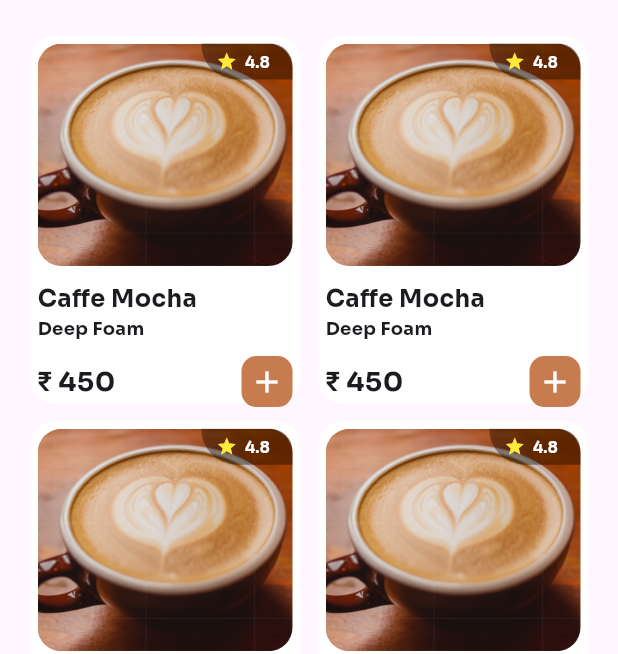
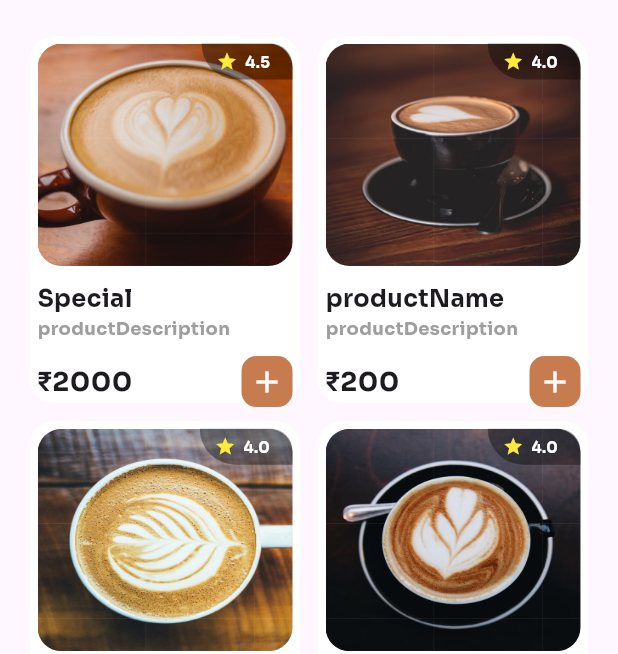
Before and after one commit to Vashusuthar13/CoffieApp, a Flutter app: the Dashboard screen opened by its route, on a phone screen of 412 x 824 dp, the part 582-1236 px from its top. Run offline on Flutter 3.47's test engine with Material 3 defaults, Android fonts, the phone set to English and light mode, and no system bars; drawn by our look-alikes of buttons_tabbar; our stand-ins replace flutter_svg, get, google_fonts.

Commit message:
add bottombar, and productModel

```diff
--- a/lib/common/product_card.dart
+++ b/lib/common/product_card.dart
@@ -1,15 +1,16 @@
+import 'package:coffie/model/product_model.dart';
 import 'package:coffie/utills/app_colors.dart';
 import 'package:flutter/material.dart';
-import 'package:flutter_svg/svg.dart';
+
+
 
 class ProductCard extends StatelessWidget {
-  const ProductCard({super.key});
+  final ProductModel model;
+  const ProductCard({super.key, required this.model});
 
   @override
   Widget build(BuildContext context) {
-
     final size = MediaQuery.of(context).size;
-
     return Container(
       width: size.width * 0.47,
       decoration: BoxDecoration(
@@ -27,7 +28,7 @@ class ProductCard extends StatelessWidget {
                   height: size.height * 0.18,
                   decoration: BoxDecoration(
                     borderRadius: BorderRadius.circular(16),
-                    image: DecorationImage(image: AssetImage('assets/images/coffee1.png'),fit: BoxFit.fill)
+                    image: DecorationImage(image: AssetImage(model.productImage),fit: BoxFit.fill)
                   ),
                 ),
 
@@ -45,23 +46,22 @@ class ProductCard extends StatelessWidget {
                         const SizedBox(width: 5,),
                         Icon(Icons.star,color: Colors.yellow,size: 14,),
                         const SizedBox(width: 5,),
-                        Text('4.8',style: TextStyle(color: Colors.white,fontSize: 10,fontWeight: FontWeight.bold),),
+                        Text(model.productRating.toString(),style: TextStyle(color: Colors.white,fontSize: 10,fontWeight: FontWeight.bold),),
                         const SizedBox(width: 10,),
                       ],
                     ),
                   ),
                 )
-
               ],
             ),
             const SizedBox(height: 10,),
-            Text('Caffe Mocha',style: TextStyle(fontSize: 16,fontWeight: FontWeight.bold),),
-            Text('Deep Foam',style: TextStyle(fontSize: 12,fontWeight: FontWeight.bold),),
+            Text(model.productName,style: TextStyle(fontSize: 16,fontWeight: FontWeight.bold),),
+            Text(model.productDescription,style: TextStyle(fontSize: 12,fontWeight: FontWeight.bold,color: Colors.grey),),
 
             const SizedBox(height: 10,),
             Row(
               children: [
-                Text('₹ 450',style: TextStyle(fontSize: 18,fontWeight: FontWeight.bold),),
+                Text('₹${model.productPrice}',style: TextStyle(fontSize: 18,fontWeight: FontWeight.bold),),
                 Spacer(),
                 Container(
                   decoration: BoxDecoration(
--- /dev/null
+++ b/lib/model/product_model.dart
@@ -0,0 +1,13 @@
+class ProductModel {
+
+  String productName;
+  int productPrice;
+  String productDescription;
+  String productImage;
+  double productRating;
+
+  ProductModel({ required this.productName, required this.productPrice, required this.productDescription,
+    required this.productImage, required this.productRating });
+
+
+}
--- a/lib/utills/app_routes.dart
+++ b/lib/utills/app_routes.dart
@@ -1,3 +1,4 @@
+import 'package:coffie/view/screens/bottom_bar/bottom_bar.dart';
 import 'package:coffie/view/screens/dashboard/dashboard.dart';
 import 'package:coffie/view/screens/dashboard/dashboard_binding.dart';
 import 'package:coffie/view/screens/landing/landing_binding.dart';
@@ -6,6 +7,7 @@ import 'package:get/get.dart';
 class AppRoutes {
   static const String landing = '/landing';
   static const String dashboard = '/dashboard';
+  static const String bottombar = '/bottombar';
 
   static final pages = [
     GetPage(
@@ -13,10 +15,21 @@ class AppRoutes {
       page: () => const LandingScreen(),
       binding: LandingBinding()
     ),
+
+
     GetPage(
       name: dashboard,
       page: () => const Dashboard(),
       binding: DashboardBinding()
     ),
+
+
+    GetPage(
+        name: bottombar,
+        page: () => BottomBar(),
+    ),
+
+
+
   ];
 }
--- a/lib/view/screens/dashboard/dashboard.dart
+++ b/lib/view/screens/dashboard/dashboard.dart
@@ -1,4 +1,5 @@
 import 'package:coffie/common/product_card.dart';
+import 'package:coffie/model/product_model.dart';
 import 'package:coffie/utills/app_colors.dart';
 import 'package:coffie/view/screens/dashboard/dashboard_controller.dart';
 import 'package:flutter/material.dart';
@@ -11,6 +12,16 @@ class Dashboard extends StatelessWidget {
 
   @override
   Widget build(BuildContext context) {
+
+    final List<ProductModel> product = [
+      ProductModel(productName: 'Special', productPrice: 2000, productDescription: 'productDescription', productImage: 'assets/images/coffee1.png', productRating: 4.5),
+      ProductModel(productName: 'productName', productPrice: 200, productDescription: 'productDescription', productImage: 'assets/images/coffee2.png', productRating: 4),
+      ProductModel(productName: 'productName', productPrice: 180, productDescription: 'productDescription', productImage: 'assets/images/coffee3.png', productRating: 4),
+      ProductModel(productName: 'productName', productPrice: 500, productDescription: 'productDescription', productImage: 'assets/images/coffee4.png', productRating: 4),
+
+
+    ];
+
     final size = MediaQuery.of(context).size;
     final controller = Get.find<DashboardController>();
 
@@ -147,7 +158,7 @@ class Dashboard extends StatelessWidget {
                     padding: EdgeInsets.zero,
                     shrinkWrap: true,
                     physics: NeverScrollableScrollPhysics(),
-                    itemCount: 8,
+                    itemCount: product.length,
                     gridDelegate: SliverGridDelegateWithFixedCrossAxisCount(
                       crossAxisCount: 2,
                       crossAxisSpacing: 12,
@@ -155,7 +166,8 @@ class Dashboard extends StatelessWidget {
                       childAspectRatio: size.width / (size.height * 0.68),
                     ),
                     itemBuilder: (context, index) {
-                      return const ProductCard();
+                      var list = product[index];
+                      return  ProductCard(model: list,);
                     },
                   ),
                 ),
```
Also changed, not shown: lib/main.dart (+7 -2 lines), lib/view/screens/bottom_bar/bottom_bar.dart (added, +142 -0 lines), lib/view/screens/bottom_bar/bottom_bar_controller.dart (added, +9 -0 lines).
